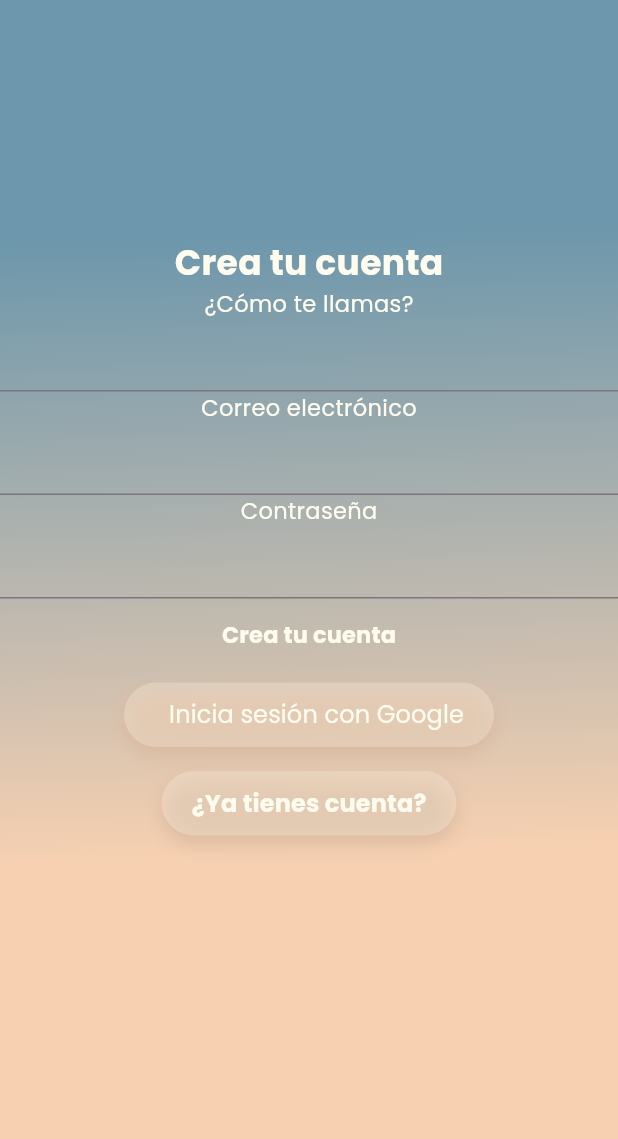
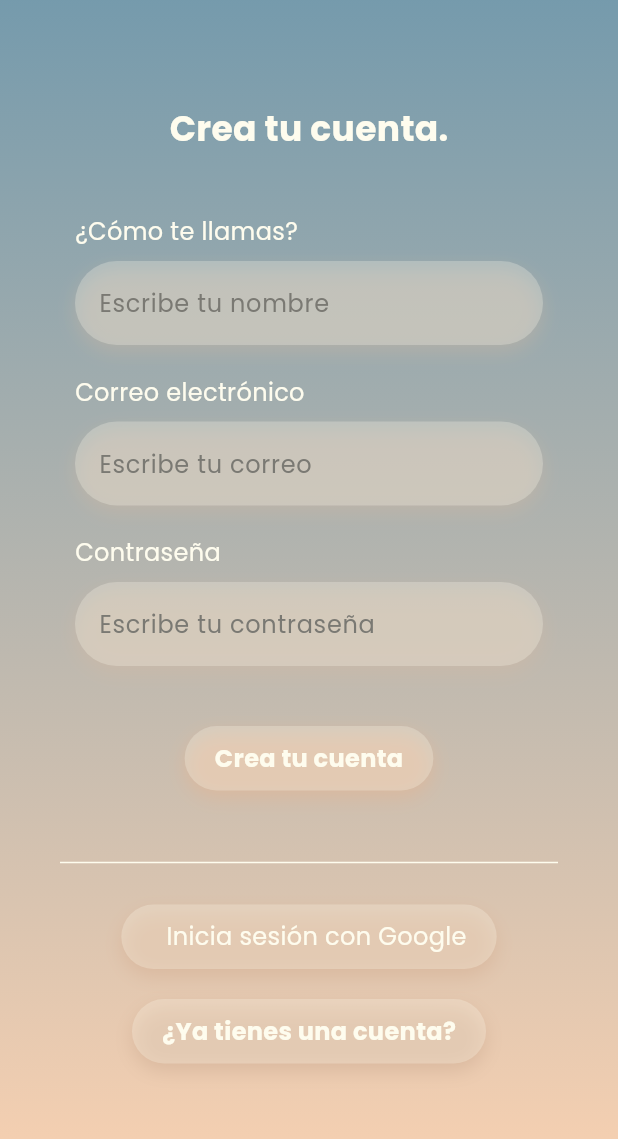
Before and after one commit to mariogabarron/Visionary, a Flutter app: the RegisterView screen opened by its route, on a phone screen of 412 x 824 dp, the part 75-1214 px from its top. Run offline on Flutter 3.47's test engine with Material 3 defaults, Android fonts, the light colour scheme and no system bars; our stand-ins replace google_fonts.

Commit message:
casi terminada diseño register view

```diff
--- a/lib/views/register_view.dart
+++ b/lib/views/register_view.dart
@@ -1,5 +1,3 @@
-import 'dart:math';
-
 import 'package:flutter/material.dart';
 import 'package:google_fonts/google_fonts.dart';
 
@@ -14,23 +12,6 @@ class _RegisterViewState extends State<RegisterView> {
   void _register() {}
   void _googleLogin() {}
   void _alreadyGotAccount() {}
-
-  /*var _textEditingControllerName;
-  var _textEditingControllerEmail;
-  var _textEditingControllerPassword;
-
-  @override
-  void initState() {
-    super.initState();
-  }
-
-  @override
-  void dispose() {
-    super.dispose();
-    _textEditingControllerName.dispose();
-    _textEditingControllerEmail.dispose();
-    _textEditingControllerPassword.dispose();
-  }*/
 
   @override
   Widget build(BuildContext context) {
@@ -54,15 +35,21 @@ class _RegisterViewState extends State<RegisterView> {
         decoration: const BoxDecoration(
           gradient: LinearGradient(
             colors: [Color(0xFF6D97AC), Color(0xFFF6D0B1)],
-            transform: GradientRotation(88 * pi / 180),
+            begin: Alignment.topCenter,
+            end: Alignment.bottomCenter,
           ),
         ),
+        child: SizedBox.expand(
+          child: SingleChildScrollView(
+            padding: EdgeInsets.only(
+                bottom: MediaQuery.of(context).viewInsets.bottom),
             child: Column(
               mainAxisAlignment: MainAxisAlignment.center,
               crossAxisAlignment: CrossAxisAlignment.center,
               children: [
+                const SizedBox(height: 120),
                 Text(
-              "Crea tu cuenta",
+                  "Crea tu cuenta.",
                   style: GoogleFonts.poppins(
                     color: const Color(0xFFFEFCEE),
                     fontWeight: FontWeight.bold,
@@ -70,52 +57,61 @@ class _RegisterViewState extends State<RegisterView> {
                     fontSize: 23,
                   ),
                 ),
-            Text(
-              "¿Cómo te llamas?",
-              style: GoogleFonts.poppins(
-                  color: const Color(0xFFFEFCEE),
-                  fontWeight: FontWeight.normal,
-                  fontStyle: FontStyle.normal,
-                  fontSize: 15),
+                const SizedBox(height: 40),
+                _buildInputField(
+                  label: "¿Cómo te llamas?",
+                  hintText: "Escribe tu nombre",
+                  obscureText: false,
                 ),
-            const TextField(),
-            Text(
-              "Correo electrónico",
-              style: GoogleFonts.poppins(
-                color: const Color(0xFFFEFCEE),
-                fontWeight: FontWeight.normal,
-                fontStyle: FontStyle.normal,
-                fontSize: 15,
+                const SizedBox(height: 20),
+                _buildInputField(
+                  label: "Correo electrónico",
+                  hintText: "Escribe tu correo",
+                  obscureText: false,
                 ),
+                const SizedBox(height: 20),
+                _buildInputField(
+                  label: "Contraseña",
+                  hintText: "Escribe tu contraseña",
+                  obscureText: false,
                 ),
-            const TextField(),
-            Text(
-              "Contraseña",
-              style: GoogleFonts.poppins(
-                color: const Color(0xFFFEFCEE),
-                fontWeight: FontWeight.normal,
-                fontStyle: FontStyle.normal,
-                fontSize: 15,
+                const SizedBox(height: 40),
+                GestureDetector(
+                  onTap: _register,
+                  child: Container(
+                    decoration: BoxDecoration(
+                      color: const Color.fromARGB(66, 254, 252, 238),
+                      borderRadius: BorderRadius.circular(30.0),
+                      boxShadow: const [
+                        BoxShadow(
+                          color: Color.fromARGB(255, 218, 185, 159),
+                          blurRadius: 10.0,
+                          offset: Offset(0, 5),
                         ),
+                      ],
                     ),
-            const TextField(),
-            TextButton(
-              onPressed: null,
-              child: Text("Crea tu cuenta",
+                    padding: const EdgeInsets.symmetric(
+                        horizontal: 20.0, vertical: 10.0),
+                    child: Text(
+                      'Crea tu cuenta',
                       style: GoogleFonts.poppins(
                         color: const Color(0xFFFEFCEE),
                         fontWeight: FontWeight.bold,
                         fontStyle: FontStyle.normal,
-                    fontSize: 15,
-                  )),
+                        fontSize: 16,
                       ),
-            // linea divisoria
-            TextButton(
-                onPressed: null,
-                child: GestureDetector(
-                  onTap: () {
-                    //print("Iniciar sesión con Google");
-                  },
+                    ),
+                  ),
+                ),
+                const SizedBox(height: 40),
+                const Padding(
+                  padding:
+                      EdgeInsets.symmetric(horizontal: 40.0, vertical: 0.0),
+                  child: Divider(color: Color(0xFFFEFCEE)),
+                ),
+                const SizedBox(height: 20),
+                GestureDetector(
+                  onTap: _googleLogin,
                   child: Container(
                     decoration: BoxDecoration(
                       color: const Color.fromARGB(66, 254, 252, 238),
@@ -151,13 +147,10 @@ class _RegisterViewState extends State<RegisterView> {
                       ],
                     ),
                   ),
-                )),
-            TextButton(
-                onPressed: null,
-                child: GestureDetector(
-                  onTap: () {
-                    //print("Iniciar sesión con Google");
-                  },
+                ),
+                const SizedBox(height: 20),
+                GestureDetector(
+                  onTap: _alreadyGotAccount,
                   child: Container(
                     decoration: BoxDecoration(
                       color: const Color.fromARGB(66, 254, 252, 238),
@@ -173,18 +166,72 @@ class _RegisterViewState extends State<RegisterView> {
                     padding: const EdgeInsets.symmetric(
                         horizontal: 20.0, vertical: 10.0),
                     child: Text(
-                      '¿Ya tienes cuenta?',
+                      '¿Ya tienes una cuenta?',
                       style: GoogleFonts.poppins(
                         color: const Color(0xFFFEFCEE),
                         fontWeight: FontWeight.bold,
                         fontStyle: FontStyle.normal,
-                          fontSize: 16),
+                        fontSize: 16,
                       ),
                     ),
-                )),
+                  ),
+                ),
               ],
+            ),
+          ),
         ),
       ),
     );
   }
+
+  Widget _buildInputField(
+      {required String label, String? hintText, bool obscureText = false}) {
+    return Padding(
+      padding: const EdgeInsets.symmetric(horizontal: 50.0),
+      child: Column(
+        crossAxisAlignment: CrossAxisAlignment.start,
+        children: [
+          Text(
+            label,
+            style: GoogleFonts.poppins(
+              color: const Color(0xFFFEFCEE),
+              fontWeight: FontWeight.normal,
+              fontStyle: FontStyle.normal,
+              fontSize: 16,
+            ),
+          ),
+          const SizedBox(height: 8.0),
+          Container(
+            decoration: BoxDecoration(
+              color: const Color.fromARGB(66, 254, 252, 238),
+              borderRadius: BorderRadius.circular(30.0),
+              boxShadow: const [
+                BoxShadow(
+                  color: Color.fromARGB(89, 218, 185, 159),
+                  blurRadius: 10.0,
+                  offset: Offset(0, 5),
+                ),
+              ],
+            ),
+            child: TextField(
+              obscureText: obscureText,
+              decoration: InputDecoration(
+                filled: true,
+                fillColor: Colors
+                    .transparent, // Make the background transparent so that the container's color is visible
+                hintText: hintText,
+                hintStyle: GoogleFonts.poppins(
+                  color: Color.fromARGB(255, 122, 121, 115),
+                ),
+                border: OutlineInputBorder(
+                  borderRadius: BorderRadius.circular(30.0),
+                  borderSide: BorderSide.none,
+                ),
+              ),
+            ),
+          ),
+        ],
+      ),
+    );
   }
+}
```
Lines whose indentation alone changed are shown as unchanged.
